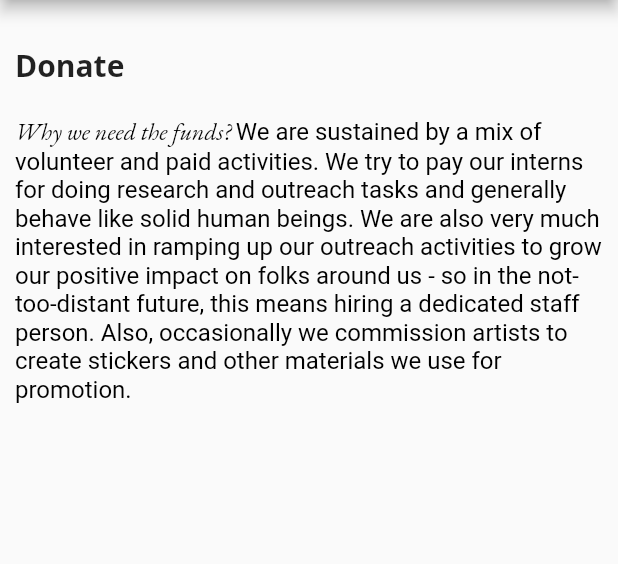
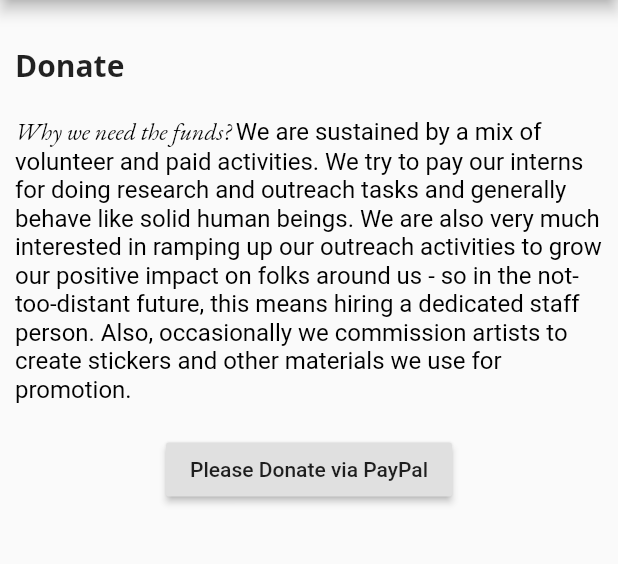
Before and after one commit to infinite-industries/Mobile_App, a Flutter app: the Donate screen opened by its route, on a phone screen of 412 x 824 dp, the part 84-648 px from its top. Run offline on Flutter 3.47's test engine with Material 2 defaults, Android fonts, the phone set to English and light mode, and no system bars; our stand-ins replace flutter_spinkit, webview_flutter; network calls fail.

Commit message:
finished donation page first pass

```diff
--- a/lib/pages/donate.dart
+++ b/lib/pages/donate.dart
@@ -2,6 +2,8 @@ import 'package:flutter/material.dart';
 
 import 'package:infinite_mobile_app/components/top_app_bar.dart';
 import 'package:infinite_mobile_app/components/nav.dart';
+
+import 'package:url_launcher/url_launcher.dart';
 
 class Donate extends StatelessWidget {
   @override
@@ -38,9 +40,27 @@ class Donate extends StatelessWidget {
                           style: TextStyle(fontStyle: FontStyle.normal),
                         )
                       ]),
+                )),
+            Container(
+                alignment: Alignment.topLeft,
+                padding: const EdgeInsets.all(10.0),
+                child: Center(
+                  child: RaisedButton(
+                    onPressed: _launchURL,
+                    child: Text('Please Donate via PayPal'),
+                  ),
                 ))
           ]),
         ),
         endDrawer: NavDrawer(context));
   }
 }
+
+_launchURL() async {
+  const url = 'https://www.paypal.com/biz/fund?id=GCF56FD8ARSD6';
+  if (await canLaunch(url)) {
+    await launch(url);
+  } else {
+    throw 'Could not launch $url';
+  }
+}
--- a/pubspec.yaml
+++ b/pubspec.yaml
@@ -31,6 +31,7 @@ dependencies:
   flutter_spinkit: ^4.1.0
   http: ^0.12.2
   webview_flutter: ^0.3.20+2
+  url_launcher: ^5.7.10
 
 dev_dependencies:
   flutter_test:
```
Also changed, not shown: pubspec.lock.
